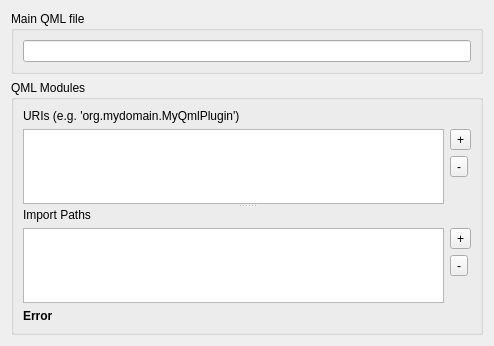
Before: the Qt Designer form src/plugins/qt4projectmanager/wizards/qmlstandaloneappwizardsourcespage.ui in qt-creator/qt-creator, drawn with Qt 5.
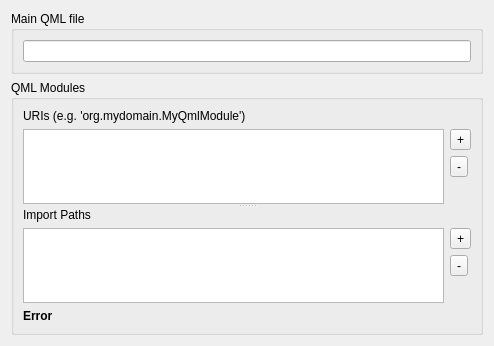
After: the same form once the commit is applied. Custom widgets are drawn as their Qt base class.

Commit message:
Fixing label in modules page for qml apps
'org.mydomain.MyQmlModule' is a better hint than
'org.mydomain.MyQmlPlugin'.

What changed in the file:
```diff
--- a/src/plugins/qt4projectmanager/wizards/qmlstandaloneappwizardsourcespage.ui
+++ b/src/plugins/qt4projectmanager/wizards/qmlstandaloneappwizardsourcespage.ui
@@ -78,7 +78,7 @@
           <item row="0" column="0" colspan="2">
            <widget class="QLabel" name="label_2">
             <property name="text">
-             <string>URIs (e.g. 'org.mydomain.MyQmlPlugin')</string>
+             <string>URIs (e.g. 'org.mydomain.MyQmlModule')</string>
             </property>
            </widget>
           </item>
```
